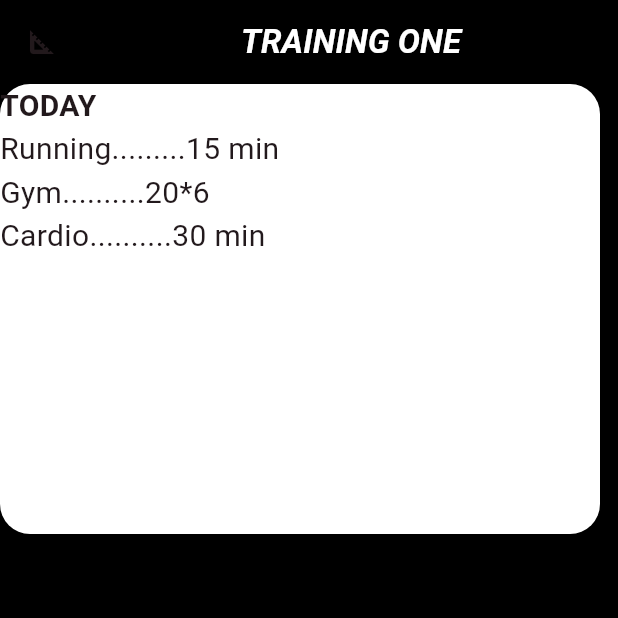
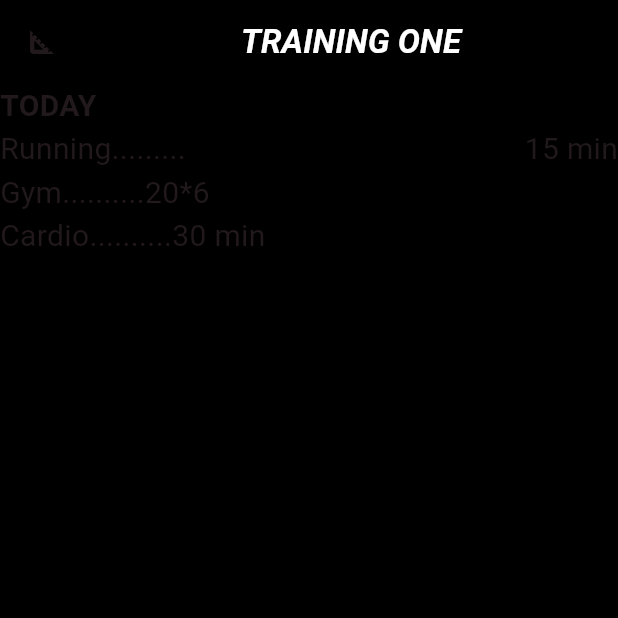
Before and after one commit to Yashwanth2410/learningtool, a Flutter app: the screen it shows after launch, on a phone screen of 412 x 824 dp, the top half of it. Run offline on Flutter 3.47's test engine with Material 2 defaults, Android fonts, the phone set to English and light mode, and no system bars.

Commit message:
fixed const

```diff
--- a/lib/screens/button.dart
+++ b/lib/screens/button.dart
@@ -7,7 +7,7 @@
   Widget build(BuildContext context) {
     return Scaffold(
       appBar: AppBar(
-        title: Text('button'),
+        title: const Text('button'),
       ),
       //body: TextButton(
         //child: Text('click here'),
@@ -23,7 +23,7 @@
             //print('button pressed');
           //},
           body: OutlinedButton(
-            child: Text('Outline button'),
+            child: const Text('Outline button'),
             onPressed: (){
               print('Outline clicked');
             },
--- a/lib/screens/icons.dart
+++ b/lib/screens/icons.dart
@@ -10,11 +10,11 @@
   Widget build(BuildContext context) {
     return Scaffold(
       appBar: AppBar(
-        title: Text('Icons'),
+        title: const Text('Icons'),
         backgroundColor: Colors.black,
 
       ),
-      body:Center(
+      body:const Center(
         child:Icon(
           color: Colors.blue,
                 Icons.bubble_chart,
--- a/lib/screens/image.dart
+++ b/lib/screens/image.dart
@@ -6,7 +6,7 @@
   @override
   Widget build(BuildContext context) {
     return Scaffold(
-      appBar: AppBar(title: Text('Image'),),
+      appBar: AppBar(title: const Text('Image'),),
       body: const Image(
         image: AssetImage("Asset/images/smile.jpg"),
 
--- a/lib/screens/training.dart
+++ b/lib/screens/training.dart
@@ -1,49 +1,66 @@
-
 import 'package:flutter/material.dart';
-import 'package:flutter_application_1/screens/training.dart';
-import 'package:font_awesome_flutter/font_awesome_flutter.dart';
 
 class MyWidgetT extends StatelessWidget {
   const MyWidgetT({super.key});
 
   @override
   Widget build(BuildContext context) {
-    var white = Colors.white;
     return Scaffold(
       backgroundColor: Colors.black,
       appBar: AppBar(
         backgroundColor: Colors.black,
         title: const Center(
           child: Text(
-            'TRAINING ONE',style: TextStyle(fontStyle: FontStyle.italic,
-            fontWeight: FontWeight.bold,color: Colors.white),
-
+            'TRAINING ONE',
+            style: TextStyle(
+                fontStyle: FontStyle.italic,
+                fontWeight: FontWeight.bold,
+                color: Colors.white),
           ),
         ),
-        leading: Icon(Icons.square_foot),
+        leading: const Icon(Icons.square_foot),
       ),
-     body: Container(
-      child: Column(
+      body: const Column(
+        crossAxisAlignment: CrossAxisAlignment.start,
         children: [
-          Text('TODAY',style: TextStyle(fontSize: 20,fontWeight: FontWeight.bold),),
-          Text('Running.........15 min',style: TextStyle(fontSize: 20,)),
-          Text('Gym..........20*6',style: TextStyle(fontSize: 20,)),
-          Text('Cardio..........30 min',style: TextStyle(fontSize: 20,)),
-
+          Text(
+            'TODAY',
+            style: TextStyle(
+              fontSize: 20,
+              fontWeight: FontWeight.bold,
+            ),
+          ),
+          Row(
+            mainAxisAlignment: MainAxisAlignment.spaceBetween,
+            children: [
+              Text(
+                'Running.........',
+                style: TextStyle(
+                  fontSize: 20,
+                ),
+              ),
+              Text(
+                '15 min',
+                style: TextStyle(
+                  fontSize: 20,
+                ),
+              ),
+            ],
+          ),
+          Text(
+            'Gym..........20*6',
+            style: TextStyle(
+              fontSize: 20,
+            ),
+          ),
+          Text(
+            'Cardio..........30 min',
+            style: TextStyle(
+              fontSize: 20,
+            ),
+          ),
         ],
-        crossAxisAlignment: CrossAxisAlignment.start,
       ),
-
-      height: 300,
-      width: 400,
-      decoration: const BoxDecoration(color: Colors.white, borderRadius: BorderRadius.all(Radius.circular(20))),
-
-     )
-
-
-
     );
-
-
   }
 }
```
Also changed, not shown: lib/screens/columnsrows.dart (+10 -11 lines), lib/screens/splashscreen.dart (+4 -34 lines).
